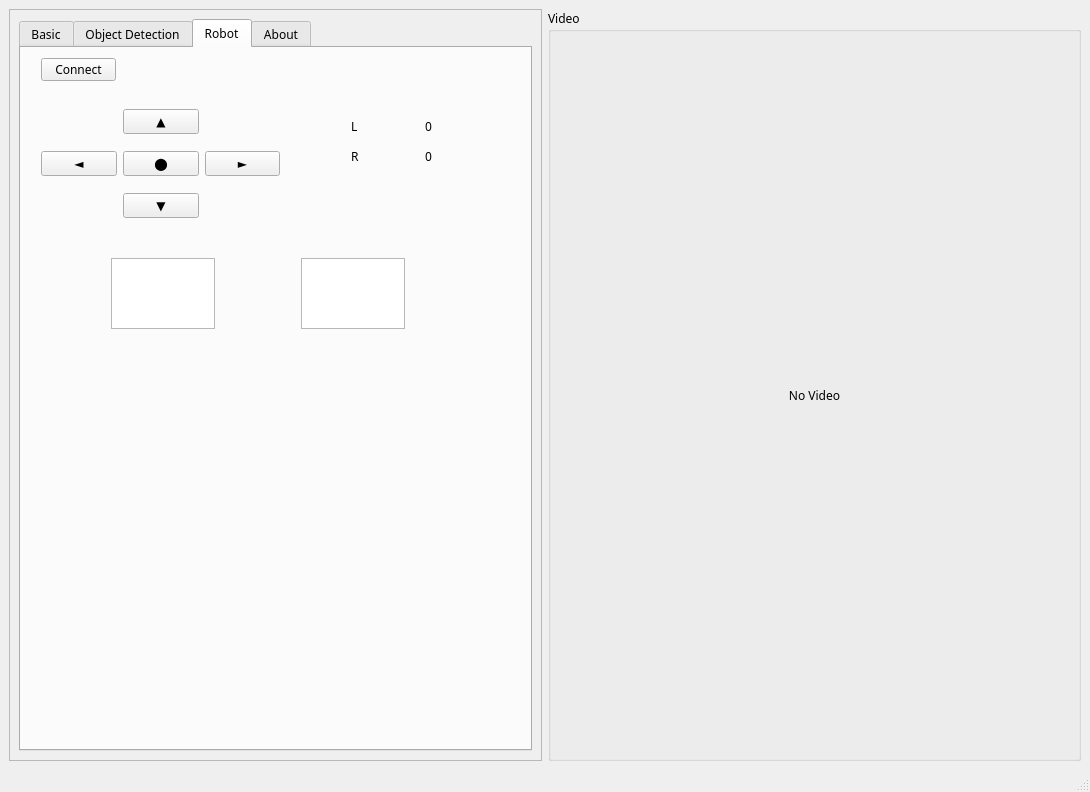
First picture: the form in ui/main.ui, repository jack96013/Robot_PathPlanning, before the edit.
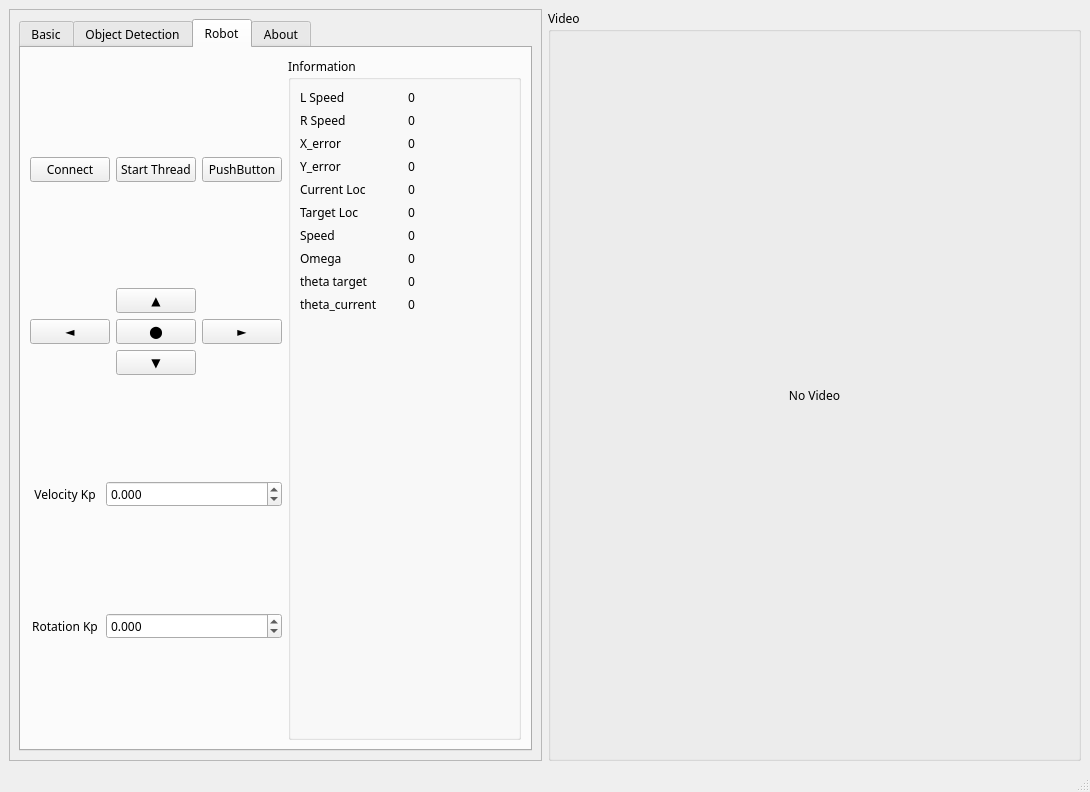
Second picture: the form after the edit. The open tabs and pages were chosen to show the change.

Commit message: Robot line tracker implement

Patch:
```diff
--- a/ui/main.ui
+++ b/ui/main.ui
@@ -787,162 +787,479 @@
           <attribute name="title">
            <string>Robot</string>
           </attribute>
-          <widget class="QWidget" name="layoutWidget">
-           <property name="geometry">
-            <rect>
-             <x>330</x>
-             <y>70</y>
-             <width>141</width>
-             <height>18</height>
-            </rect>
-           </property>
-           <layout class="QHBoxLayout" name="horizontalLayout_23" stretch="1,1">
-            <item>
-             <widget class="QLabel" name="label_2">
-              <property name="sizePolicy">
-               <sizepolicy hsizetype="Expanding" vsizetype="Fixed">
-                <horstretch>0</horstretch>
-                <verstretch>0</verstretch>
-               </sizepolicy>
-              </property>
-              <property name="text">
-               <string>L</string>
-              </property>
-             </widget>
-            </item>
-            <item>
-             <widget class="QLabel" name="label_robot_l">
-              <property name="sizePolicy">
-               <sizepolicy hsizetype="Expanding" vsizetype="Fixed">
-                <horstretch>0</horstretch>
-                <verstretch>0</verstretch>
-               </sizepolicy>
-              </property>
-              <property name="text">
-               <string>0</string>
-              </property>
-             </widget>
-            </item>
-           </layout>
-          </widget>
-          <widget class="QWidget" name="layoutWidget_2">
-           <property name="geometry">
-            <rect>
-             <x>330</x>
-             <y>100</y>
-             <width>141</width>
-             <height>18</height>
-            </rect>
-           </property>
-           <layout class="QHBoxLayout" name="horizontalLayout_25" stretch="1,1">
-            <item>
-             <widget class="QLabel" name="label_25">
-              <property name="sizePolicy">
-               <sizepolicy hsizetype="Expanding" vsizetype="Fixed">
-                <horstretch>0</horstretch>
-                <verstretch>0</verstretch>
-               </sizepolicy>
-              </property>
-              <property name="text">
-               <string>R</string>
-              </property>
-             </widget>
-            </item>
-            <item>
-             <widget class="QLabel" name="label_robot_r">
-              <property name="sizePolicy">
-               <sizepolicy hsizetype="Expanding" vsizetype="Fixed">
-                <horstretch>0</horstretch>
-                <verstretch>0</verstretch>
-               </sizepolicy>
-              </property>
-              <property name="text">
-               <string>0</string>
-              </property>
-             </widget>
-            </item>
-           </layout>
-          </widget>
-          <widget class="QWidget" name="gridLayoutWidget">
-           <property name="geometry">
-            <rect>
-             <x>20</x>
-             <y>50</y>
-             <width>239</width>
-             <height>131</height>
-            </rect>
-           </property>
-           <layout class="QGridLayout" name="gridLayout_2">
-            <item row="1" column="1">
-             <widget class="QPushButton" name="pushButton_robot_stop">
-              <property name="text">
-               <string>⬤</string>
-              </property>
-             </widget>
-            </item>
-            <item row="2" column="1">
-             <widget class="QPushButton" name="pushButton_robot_backward">
-              <property name="text">
-               <string>▼</string>
-              </property>
-             </widget>
-            </item>
-            <item row="1" column="2">
-             <widget class="QPushButton" name="pushButton_robot_right">
-              <property name="text">
-               <string>►</string>
-              </property>
-             </widget>
-            </item>
-            <item row="0" column="1">
-             <widget class="QPushButton" name="pushButton_robot_forward">
-              <property name="text">
-               <string>▲</string>
-              </property>
-             </widget>
-            </item>
-            <item row="1" column="0">
-             <widget class="QPushButton" name="pushButton_robot_left">
-              <property name="text">
-               <string>◄</string>
-              </property>
-             </widget>
-            </item>
-           </layout>
-          </widget>
-          <widget class="QPushButton" name="pushButton_robot_connect">
-           <property name="geometry">
-            <rect>
-             <x>20</x>
-             <y>10</y>
-             <width>75</width>
-             <height>23</height>
-            </rect>
-           </property>
-           <property name="text">
-            <string>Connect</string>
-           </property>
-          </widget>
-          <widget class="QTextEdit" name="textEdit">
-           <property name="geometry">
-            <rect>
-             <x>90</x>
-             <y>210</y>
-             <width>104</width>
-             <height>71</height>
-            </rect>
-           </property>
-          </widget>
-          <widget class="QTextEdit" name="textEdit_2">
-           <property name="geometry">
-            <rect>
-             <x>280</x>
-             <y>210</y>
-             <width>104</width>
-             <height>71</height>
-            </rect>
-           </property>
-          </widget>
+          <layout class="QHBoxLayout" name="horizontalLayout_2" stretch="1,1">
+           <item>
+            <layout class="QVBoxLayout" name="verticalLayout">
+             <item>
+              <layout class="QHBoxLayout" name="horizontalLayout">
+               <item>
+                <widget class="QPushButton" name="pushButton_robot_connect">
+                 <property name="text">
+                  <string>Connect</string>
+                 </property>
+                </widget>
+               </item>
+               <item>
+                <widget class="QPushButton" name="pushButton_robot_tracking">
+                 <property name="text">
+                  <string>Start Thread</string>
+                 </property>
+                </widget>
+               </item>
+               <item>
+                <widget class="QPushButton" name="pushButton_robot_tracking_stop">
+                 <property name="text">
+                  <string>PushButton</string>
+                 </property>
+                </widget>
+               </item>
+              </layout>
+             </item>
+             <item>
+              <layout class="QGridLayout" name="gridLayout_2">
+               <item row="1" column="1">
+                <widget class="QPushButton" name="pushButton_robot_stop">
+                 <property name="text">
+                  <string>⬤</string>
+                 </property>
+                </widget>
+               </item>
+               <item row="2" column="1">
+                <widget class="QPushButton" name="pushButton_robot_backward">
+                 <property name="text">
+                  <string>▼</string>
+                 </property>
+                </widget>
+               </item>
+               <item row="1" column="2">
+                <widget class="QPushButton" name="pushButton_robot_right">
+                 <property name="text">
+                  <string>►</string>
+                 </property>
+                </widget>
+               </item>
+               <item row="0" column="1">
+                <widget class="QPushButton" name="pushButton_robot_forward">
+                 <property name="text">
+                  <string>▲</string>
+                 </property>
+                </widget>
+               </item>
+               <item row="1" column="0">
+                <widget class="QPushButton" name="pushButton_robot_left">
+                 <property name="text">
+                  <string>◄</string>
+                 </property>
+                </widget>
+               </item>
+              </layout>
+             </item>
+             <item>
+              <layout class="QHBoxLayout" name="horizontalLayout_12" stretch="1,1">
+               <item>
+                <widget class="QLabel" name="label_24">
+                 <property name="sizePolicy">
+                  <sizepolicy hsizetype="Expanding" vsizetype="Fixed">
+                   <horstretch>0</horstretch>
+                   <verstretch>0</verstretch>
+                  </sizepolicy>
+                 </property>
+                 <property name="maximumSize">
+                  <size>
+                   <width>70</width>
+                   <height>20</height>
+                  </size>
+                 </property>
+                 <property name="text">
+                  <string>Velocity Kp</string>
+                 </property>
+                 <property name="alignment">
+                  <set>Qt::AlignCenter</set>
+                 </property>
+                </widget>
+               </item>
+               <item>
+                <widget class="QDoubleSpinBox" name="spinBox_robot_velocity_kp">
+                 <property name="decimals">
+                  <number>3</number>
+                 </property>
+                 <property name="minimum">
+                  <double>-99.000000000000000</double>
+                 </property>
+                 <property name="singleStep">
+                  <double>0.100000000000000</double>
+                 </property>
+                </widget>
+               </item>
+              </layout>
+             </item>
+             <item>
+              <layout class="QHBoxLayout" name="horizontalLayout_26" stretch="1,1">
+               <item>
+                <widget class="QLabel" name="label_26">
+                 <property name="sizePolicy">
+                  <sizepolicy hsizetype="Expanding" vsizetype="Fixed">
+                   <horstretch>0</horstretch>
+                   <verstretch>0</verstretch>
+                  </sizepolicy>
+                 </property>
+                 <property name="maximumSize">
+                  <size>
+                   <width>70</width>
+                   <height>20</height>
+                  </size>
+                 </property>
+                 <property name="text">
+                  <string>Rotation Kp</string>
+                 </property>
+                 <property name="alignment">
+                  <set>Qt::AlignCenter</set>
+                 </property>
+                </widget>
+               </item>
+               <item>
+                <widget class="QDoubleSpinBox" name="spinBox_robot_angle_kp">
+                 <property name="decimals">
+                  <number>3</number>
+                 </property>
+                 <property name="minimum">
+                  <double>-999.000000000000000</double>
+                 </property>
+                 <property name="maximum">
+                  <double>999.000000000000000</double>
+                 </property>
+                 <property name="singleStep">
+                  <double>0.100000000000000</double>
+                 </property>
+                </widget>
+               </item>
+              </layout>
+             </item>
+            </layout>
+           </item>
+           <item>
+            <widget class="QGroupBox" name="groupBox_3">
+             <property name="title">
+              <string>Information</string>
+             </property>
+             <layout class="QVBoxLayout" name="verticalLayout_11">
+              <item>
+               <layout class="QHBoxLayout" name="horizontalLayout_23" stretch="1,1">
+                <item>
+                 <widget class="QLabel" name="label_2">
+                  <property name="sizePolicy">
+                   <sizepolicy hsizetype="Expanding" vsizetype="Fixed">
+                    <horstretch>0</horstretch>
+                    <verstretch>0</verstretch>
+                   </sizepolicy>
+                  </property>
+                  <property name="text">
+                   <string>L Speed</string>
+                  </property>
+                 </widget>
+                </item>
+                <item>
+                 <widget class="QLabel" name="label_robot_info1">
+                  <property name="sizePolicy">
+                   <sizepolicy hsizetype="Expanding" vsizetype="Fixed">
+                    <horstretch>0</horstretch>
+                    <verstretch>0</verstretch>
+                   </sizepolicy>
+                  </property>
+                  <property name="text">
+                   <string>0</string>
+                  </property>
+                 </widget>
+                </item>
+               </layout>
+              </item>
+              <item>
+               <layout class="QHBoxLayout" name="horizontalLayout_25" stretch="1,1">
+                <item>
+                 <widget class="QLabel" name="label_25">
+                  <property name="sizePolicy">
+                   <sizepolicy hsizetype="Expanding" vsizetype="Fixed">
+                    <horstretch>0</horstretch>
+                    <verstretch>0</verstretch>
+                   </sizepolicy>
+                  </property>
+                  <property name="text">
+                   <string>R Speed</string>
+                  </property>
+                 </widget>
+                </item>
+                <item>
+                 <widget class="QLabel" name="label_robot_info2">
+                  <property name="sizePolicy">
+                   <sizepolicy hsizetype="Expanding" vsizetype="Fixed">
+                    <horstretch>0</horstretch>
+                    <verstretch>0</verstretch>
+                   </sizepolicy>
+                  </property>
+                  <property name="text">
+                   <string>0</string>
+                  </property>
+                 </widget>
+                </item>
+               </layout>
+              </item>
+              <item>
+               <layout class="QHBoxLayout" name="horizontalLayout_27" stretch="1,1">
+                <item>
+                 <widget class="QLabel" name="label_27">
+                  <property name="sizePolicy">
+                   <sizepolicy hsizetype="Expanding" vsizetype="Fixed">
+                    <horstretch>0</horstretch>
+                    <verstretch>0</verstretch>
+                   </sizepolicy>
+                  </property>
+                  <property name="text">
+                   <string>X_error</string>
+                  </property>
+                 </widget>
+                </item>
+                <item>
+                 <widget class="QLabel" name="label_robot_info3">
+                  <property name="sizePolicy">
+                   <sizepolicy hsizetype="Expanding" vsizetype="Fixed">
+                    <horstretch>0</horstretch>
+                    <verstretch>0</verstretch>
+                   </sizepolicy>
+                  </property>
+                  <property name="text">
+                   <string>0</string>
+                  </property>
+                 </widget>
+                </item>
+               </layout>
+              </item>
+              <item>
+               <layout class="QHBoxLayout" name="horizontalLayout_28" stretch="1,1">
+                <item>
+                 <widget class="QLabel" name="label_28">
+                  <property name="sizePolicy">
+                   <sizepolicy hsizetype="Expanding" vsizetype="Fixed">
+                    <horstretch>0</horstretch>
+                    <verstretch>0</verstretch>
+                   </sizepolicy>
+                  </property>
+                  <property name="text">
+                   <string>Y_error</string>
+                  </property>
+                 </widget>
+                </item>
+                <item>
+                 <widget class="QLabel" name="label_robot_info4">
+                  <property name="sizePolicy">
+                   <sizepolicy hsizetype="Expanding" vsizetype="Fixed">
+                    <horstretch>0</horstretch>
+                    <verstretch>0</verstretch>
+                   </sizepolicy>
+                  </property>
+                  <property name="text">
+                   <string>0</string>
+                  </property>
+                 </widget>
+                </item>
+               </layout>
+              </item>
+              <item>
+               <layout class="QHBoxLayout" name="horizontalLayout_29" stretch="1,1">
+                <item>
+                 <widget class="QLabel" name="label_29">
+                  <property name="sizePolicy">
+                   <sizepolicy hsizetype="Expanding" vsizetype="Fixed">
+                    <horstretch>0</horstretch>
+                    <verstretch>0</verstretch>
+                   </sizepolicy>
+                  </property>
+                  <property name="text">
+                   <string>Current Loc</string>
+                  </property>
+                 </widget>
+                </item>
+                <item>
+                 <widget class="QLabel" name="label_robot_info5">
+                  <property name="sizePolicy">
+                   <sizepolicy hsizetype="Expanding" vsizetype="Fixed">
+                    <horstretch>0</horstretch>
+                    <verstretch>0</verstretch>
+                   </sizepolicy>
+                  </property>
+                  <property name="text">
+                   <string>0</string>
+                  </property>
+                 </widget>
+                </item>
+               </layout>
+              </item>
+              <item>
+               <layout class="QHBoxLayout" name="horizontalLayout_30" stretch="1,1">
+                <item>
+                 <widget class="QLabel" name="label_30">
+                  <property name="sizePolicy">
+                   <sizepolicy hsizetype="Expanding" vsizetype="Fixed">
+                    <horstretch>0</horstretch>
+                    <verstretch>0</verstretch>
+                   </sizepolicy>
+                  </property>
+                  <property name="text">
+                   <string>Target Loc</string>
+                  </property>
+                 </widget>
+                </item>
+                <item>
+                 <widget class="QLabel" name="label_robot_info6">
+                  <property name="sizePolicy">
+                   <sizepolicy hsizetype="Expanding" vsizetype="Fixed">
+                    <horstretch>0</horstretch>
+                    <verstretch>0</verstretch>
+                   </sizepolicy>
+                  </property>
+                  <property name="text">
+                   <string>0</string>
+                  </property>
+                 </widget>
+                </item>
+               </layout>
+              </item>
+              <item>
+               <layout class="QHBoxLayout" name="horizontalLayout_31" stretch="1,1">
+                <item>
+                 <widget class="QLabel" name="label_31">
+                  <property name="sizePolicy">
+                   <sizepolicy hsizetype="Expanding" vsizetype="Fixed">
+                    <horstretch>0</horstretch>
+                    <verstretch>0</verstretch>
+                   </sizepolicy>
+                  </property>
+                  <property name="text">
+                   <string>Speed</string>
+                  </property>
+                 </widget>
+                </item>
+                <item>
+                 <widget class="QLabel" name="label_robot_info7">
+                  <property name="sizePolicy">
+                   <sizepolicy hsizetype="Expanding" vsizetype="Fixed">
+                    <horstretch>0</horstretch>
+                    <verstretch>0</verstretch>
+                   </sizepolicy>
+                  </property>
+                  <property name="text">
+                   <string>0</string>
+                  </property>
+                 </widget>
+                </item>
+               </layout>
+              </item>
+              <item>
+               <layout class="QHBoxLayout" name="horizontalLayout_32" stretch="1,1">
+                <item>
+                 <widget class="QLabel" name="label_32">
+                  <property name="sizePolicy">
+                   <sizepolicy hsizetype="Expanding" vsizetype="Fixed">
+                    <horstretch>0</horstretch>
+                    <verstretch>0</verstretch>
+                   </sizepolicy>
+                  </property>
+                  <property name="text">
+                   <string>Omega</string>
+                  </property>
+                 </widget>
+                </item>
+                <item>
+                 <widget class="QLabel" name="label_robot_info8">
+                  <property name="sizePolicy">
+                   <sizepolicy hsizetype="Expanding" vsizetype="Fixed">
+                    <horstretch>0</horstretch>
+                    <verstretch>0</verstretch>
+                   </sizepolicy>
+                  </property>
+                  <property name="text">
+                   <string>0</string>
+                  </property>
+                 </widget>
+                </item>
+               </layout>
+              </item>
+              <item>
+               <layout class="QHBoxLayout" name="horizontalLayout_33" stretch="1,1">
+                <item>
+                 <widget class="QLabel" name="label_33">
+                  <property name="sizePolicy">
+                   <sizepolicy hsizetype="Expanding" vsizetype="Fixed">
+                    <horstretch>0</horstretch>
+                    <verstretch>0</verstretch>
+                   </sizepolicy>
+                  </property>
+                  <property name="text">
+                   <string>theta target</string>
+                  </property>
+                 </widget>
+                </item>
+                <item>
+                 <widget class="QLabel" name="label_robot_info9">
+                  <property name="sizePolicy">
+                   <sizepolicy hsizetype="Expanding" vsizetype="Fixed">
+                    <horstretch>0</horstretch>
+                    <verstretch>0</verstretch>
+                   </sizepolicy>
+                  </property>
+                  <property name="text">
+                   <string>0</string>
+                  </property>
+                 </widget>
+                </item>
+               </layout>
+              </item>
+              <item>
+               <layout class="QHBoxLayout" name="horizontalLayout_34" stretch="1,1">
+                <item>
+                 <widget class="QLabel" name="label_34">
+                  <property name="sizePolicy">
+                   <sizepolicy hsizetype="Expanding" vsizetype="Fixed">
+                    <horstretch>0</horstretch>
+                    <verstretch>0</verstretch>
+                   </sizepolicy>
+                  </property>
+                  <property name="text">
+                   <string>theta_current</string>
+                  </property>
+                 </widget>
+                </item>
+                <item>
+                 <widget class="QLabel" name="label_robot_info10">
+                  <property name="sizePolicy">
+                   <sizepolicy hsizetype="Expanding" vsizetype="Fixed">
+                    <horstretch>0</horstretch>
+                    <verstretch>0</verstretch>
+                   </sizepolicy>
+                  </property>
+                  <property name="text">
+                   <string>0</string>
+                  </property>
+                 </widget>
+                </item>
+               </layout>
+              </item>
+              <item>
+               <spacer name="verticalSpacer_2">
+                <property name="orientation">
+                 <enum>Qt::Vertical</enum>
+                </property>
+                <property name="sizeHint" stdset="0">
+                 <size>
+                  <width>20</width>
+                  <height>40</height>
+                 </size>
+                </property>
+               </spacer>
+              </item>
+             </layout>
+            </widget>
+           </item>
+          </layout>
          </widget>
          <widget class="QWidget" name="tab">
           <attribute name="title">
```
Left out of the diff: 8 changed lines with no effect on the pictures. The commit also changes 11 other files.
